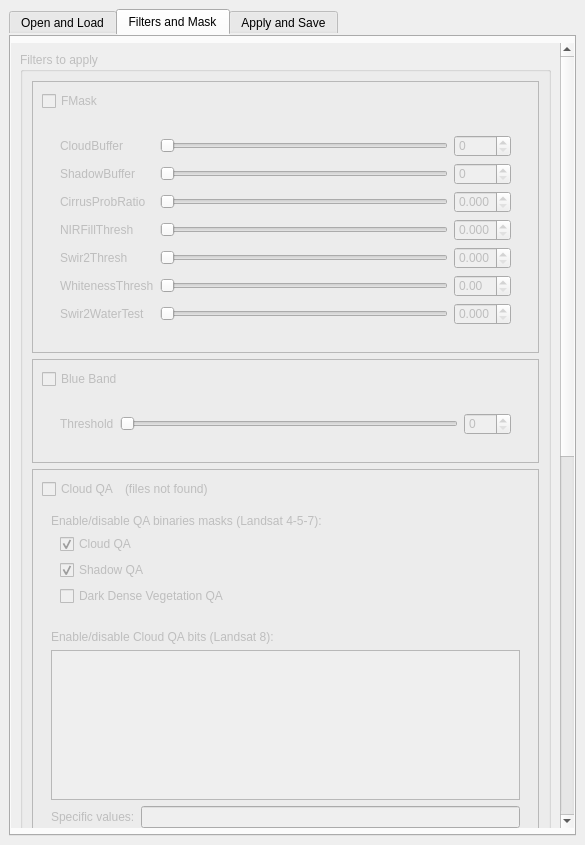
First picture: the form in ui/cloud_masking_dockwidget_base.ui, repository SMByC/CloudMasking, before the edit.
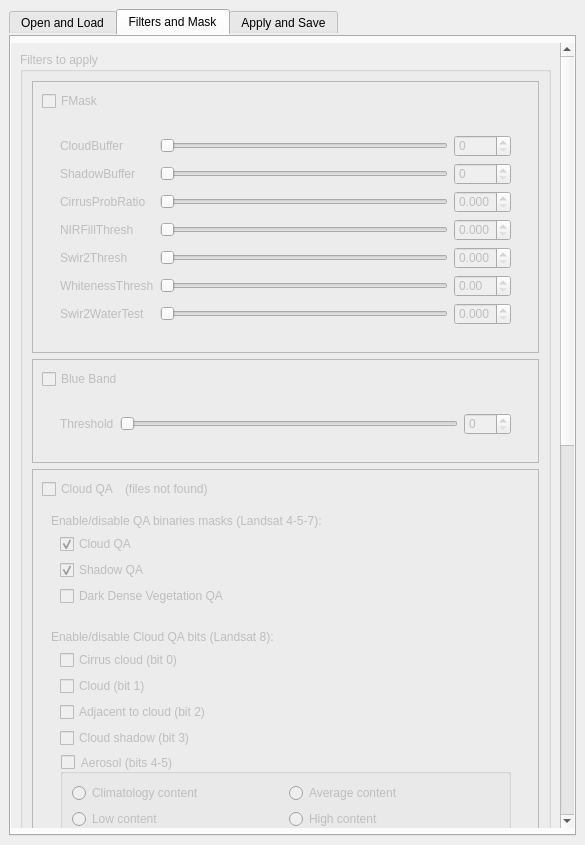
Second picture: the form after the edit. Custom widgets are drawn as their Qt base class.

Commit message: Refactoring the Cloud QA bits selection and multiselections in Aerosol bits

What changed in the file:
```diff
--- a/ui/cloud_masking_dockwidget_base.ui
+++ b/ui/cloud_masking_dockwidget_base.ui
@@ -458,9 +458,9 @@
            <property name="geometry">
             <rect>
              <x>0</x>
-             <y>-1157</y>
+             <y>-802</y>
              <width>551</width>
-             <height>1943</height>
+             <height>2060</height>
             </rect>
            </property>
            <layout class="QVBoxLayout" name="verticalLayout">
@@ -599,6 +599,9 @@
                     <layout class="QVBoxLayout" name="verticalLayout_3">
                      <item>
                       <widget class="QLabel" name="label_20">
+                       <property name="toolTip">
+                        <string>Each bit (item) masked all pixel that have this bit activated (all combination values)</string>
+                       </property>
                        <property name="text">
                         <string>Enable/disable QA Band bits:</string>
                        </property>
@@ -911,7 +914,7 @@
                            <item>
                             <widget class="QLineEdit" name="lineEdit_QABand_svalues">
                              <property name="toolTip">
-                              <string>Enter specific values for Cloud QA filters in decimal format. 
+                              <string>Enter specific values for QA Band filters in decimal format. 
 You can add multiple values separated by comma</string>
                              </property>
                             </widget>
@@ -1301,46 +1304,140 @@
                     <layout class="QVBoxLayout" name="verticalLayout_21">
                      <item>
                       <widget class="QLabel" name="label_18">
+                       <property name="toolTip">
+                        <string>Each bit (item) masked all pixel that have this bit activated (all combination values)</string>
+                       </property>
                        <property name="text">
                         <string>Enable/disable Cloud QA bits (Landsat 8):</string>
                        </property>
                       </widget>
                      </item>
                      <item>
-                      <widget class="QListWidget" name="listWidget_CloudQA_bits">
-                       <property name="minimumSize">
-                        <size>
-                         <width>0</width>
-                         <height>150</height>
-                        </size>
-                       </property>
-                       <property name="toolTip">
-                        <string>Each bit (item) masked all pixel that have this bit activated (all combination values)</string>
-                       </property>
-                       <property name="selectionMode">
-                        <enum>QAbstractItemView::NoSelection</enum>
-                       </property>
-                      </widget>
-                     </item>
-                     <item>
-                      <widget class="QWidget" name="widget_17" native="true">
-                       <layout class="QHBoxLayout" name="horizontalLayout_16">
-                        <property name="margin">
+                      <widget class="QWidget" name="widget_CloudQA_bits" native="true">
+                       <layout class="QVBoxLayout" name="verticalLayout_24">
+                        <property name="topMargin">
                          <number>0</number>
                         </property>
+                        <property name="bottomMargin">
+                         <number>0</number>
+                        </property>
                         <item>
-                         <widget class="QLabel" name="label_19">
+                         <widget class="QCheckBox" name="CloudQA_Cirrus">
                           <property name="text">
-                           <string>Specific values:</string>
+                           <string>Cirrus cloud (bit 0)</string>
                           </property>
                          </widget>
                         </item>
                         <item>
-                         <widget class="QLineEdit" name="lineEdit_CloudQA_svalues">
-                          <property name="toolTip">
-                           <string>Enter specific values for Cloud QA filters in decimal format. 
+                         <widget class="QCheckBox" name="CloudQA_Cloud">
+                          <property name="text">
+                           <string>Cloud (bit 1)</string>
+                          </property>
+                         </widget>
+                        </item>
+                        <item>
+                         <widget class="QCheckBox" name="CloudQA_AdjCloud">
+                          <property name="text">
+                           <string>Adjacent to cloud (bit 2)</string>
+                          </property>
+                         </widget>
+                        </item>
+                        <item>
+                         <widget class="QCheckBox" name="CloudQA_Shadow">
+                          <property name="text">
+                           <string>Cloud shadow (bit 3)</string>
+                          </property>
+                         </widget>
+                        </item>
+                        <item>
+                         <widget class="QGroupBox" name="CloudQA_Aerosol">
+                          <property name="styleSheet">
+                           <string notr="true">font-weight:normal;</string>
+                          </property>
+                          <property name="title">
+                           <string>Aerosol (bits 4-5)</string>
+                          </property>
+                          <property name="checkable">
+                           <bool>true</bool>
+                          </property>
+                          <property name="checked">
+                           <bool>false</bool>
+                          </property>
+                          <layout class="QVBoxLayout" name="verticalLayout_30">
+                           <item>
+                            <widget class="QWidget" name="widget_CloudQA_Aerosol" native="true">
+                             <layout class="QGridLayout" name="gridLayout_14">
+                              <property name="margin">
+                               <number>0</number>
+                              </property>
+                              <item row="0" column="0">
+                               <widget class="QRadioButton" name="CloudQA_Aerosol_clim">
+                                <property name="text">
+                                 <string>Climatology content</string>
+                                </property>
+                                <property name="autoExclusive">
+                                 <bool>false</bool>
+                                </property>
+                               </widget>
+                              </item>
+                              <item row="0" column="1">
+                               <widget class="QRadioButton" name="CloudQA_Aerosol_avg">
+                                <property name="text">
+                                 <string>Average content</string>
+                                </property>
+                                <property name="autoExclusive">
+                                 <bool>false</bool>
+                                </property>
+                               </widget>
+                              </item>
+                              <item row="1" column="0">
+                               <widget class="QRadioButton" name="CloudQA_Aerosol_low">
+                                <property name="text">
+                                 <string>Low content</string>
+                                </property>
+                                <property name="autoExclusive">
+                                 <bool>false</bool>
+                                </property>
+                               </widget>
+                              </item>
+                              <item row="1" column="1">
+                               <widget class="QRadioButton" name="CloudQA_Aerosol_high">
+                                <property name="text">
+                                 <string>High content</string>
+                                </property>
+                                <property name="autoExclusive">
+                                 <bool>false</bool>
+                                </property>
+                               </widget>
+                              </item>
+                             </layout>
+                            </widget>
+                           </item>
+                          </layout>
+                         </widget>
+                        </item>
+                        <item>
+                         <widget class="QWidget" name="widget_17" native="true">
+                          <layout class="QHBoxLayout" name="horizontalLayout_16">
+                           <property name="margin">
+                            <number>0</number>
+                           </property>
+                           <item>
+                            <widget class="QLabel" name="label_19">
+                             <property name="text">
+                              <string>Specific values:</string>
+                             </property>
+                            </widget>
+                           </item>
+                           <item>
+                            <widget class="QLineEdit" name="lineEdit_CloudQA_svalues">
+                             <property name="toolTip">
+                              <string>Enter specific values for Cloud QA filters in decimal format. 
 You can add multiple values separated by comma</string>
-                          </property>
+                             </property>
+                            </widget>
+                           </item>
+                          </layout>
                          </widget>
                         </item>
                        </layout>
```
Left out of the diff: 64 changed lines with no effect on the pictures. The commit also changes 3 other files.
